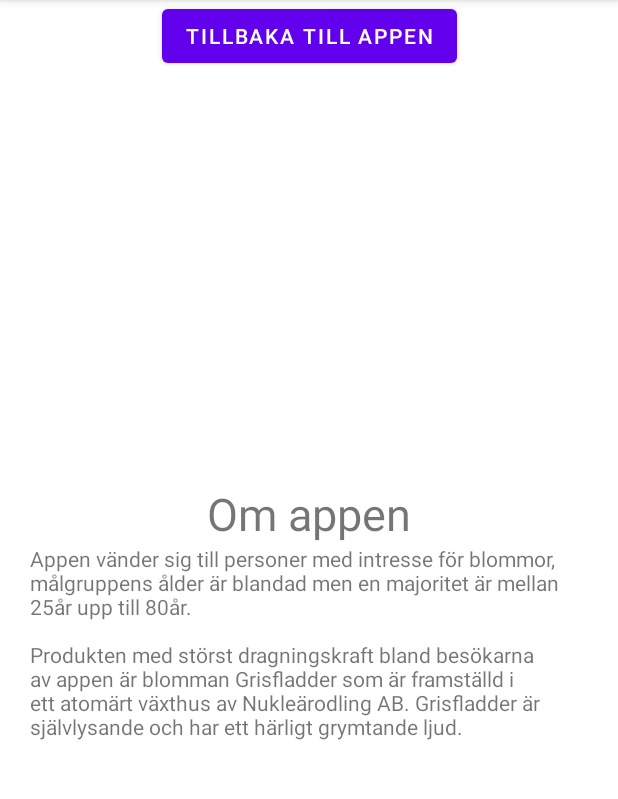
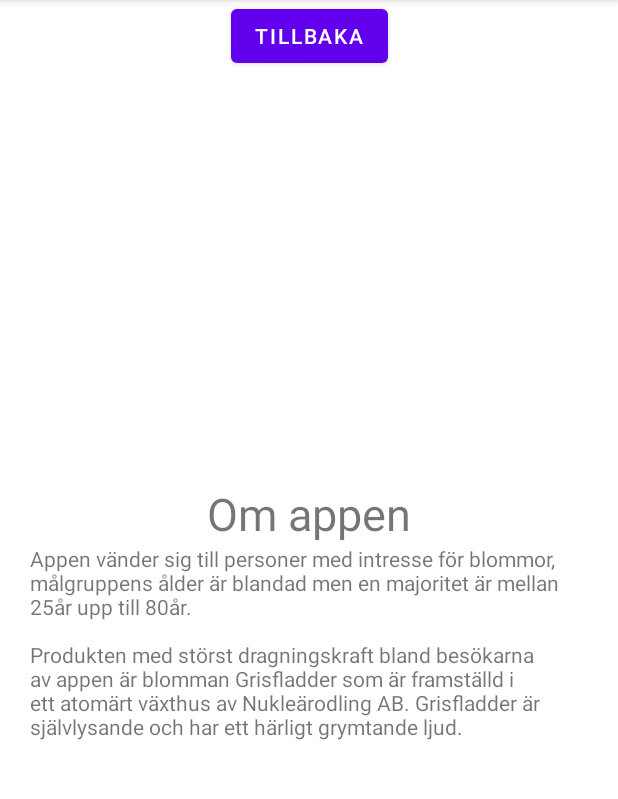
Before and after one commit to i19matla/MatsProjekt, an Android app: the about screen opened directly, with no data from a screen before it, on a phone screen of 412 x 824 dp, the part 84-883 px from its top. Run offline under Robolectric (Android 15) with nearby library versions, the phone set to English and light mode, and no system bars.

Commit message:
Justerat knapptext för att skapa enhetlig design.
Justerat, tagit bort, och lagt till kommentarer.

```diff
--- a/app/src/main/res/layout/activity_about.xml
+++ b/app/src/main/res/layout/activity_about.xml
@@ -10,7 +10,7 @@
         android:id="@+id/tillMain"
         android:layout_width="wrap_content"
         android:layout_height="wrap_content"
-        android:text="Tillbaka till appen"
+        android:text="Tillbaka"
         app:layout_constraintEnd_toEndOf="parent"
         app:layout_constraintStart_toStartOf="parent"
         app:layout_constraintTop_toTopOf="parent" />
```
Also changed, not shown: app/src/main/java/com/matslath/matsprojekt/MainActivity.java (+6 -6 lines).
